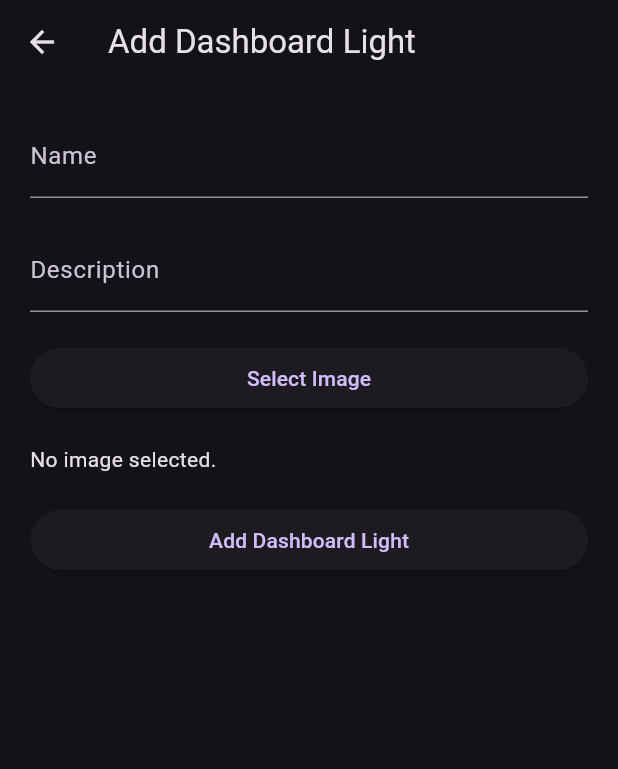
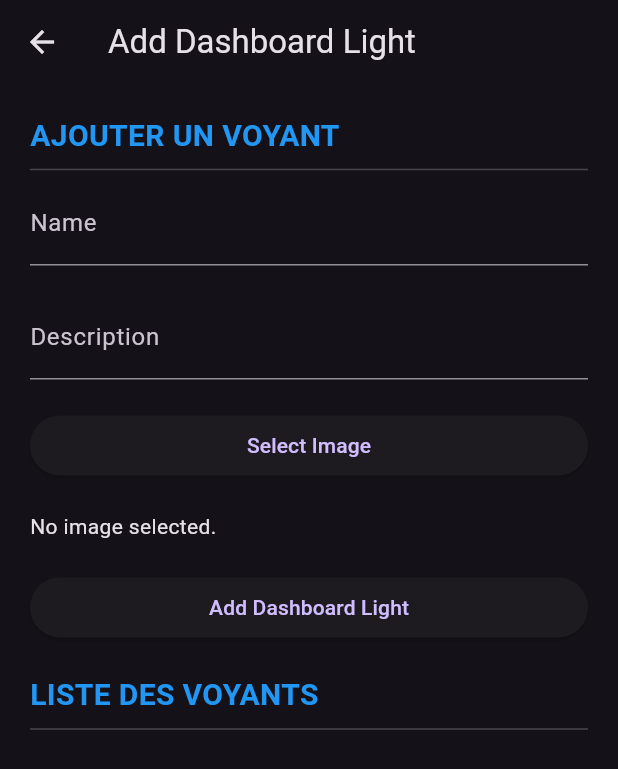
Before and after one commit to Bouamaid-Aymen/Auto-Car--Flutter, a Flutter app: the AddDashboardLightPage screen opened directly, after a tap on "Add Dashboard Light", on a phone screen of 412 x 824 dp. Shown: the top 769 px of the screen. Run offline on Flutter 3.47's test engine with Material 3 defaults, Android fonts, the phone set to English and light mode, and no system bars; our stand-ins replace get, image_picker, lottie, shared_preferences; accounts and stored records are empty; network calls fail.

Commit message:
Afficher & Supprimer VOYANT

```diff
--- a/lib/Adminisrateur/screens/addV.dart
+++ b/lib/Adminisrateur/screens/addV.dart
@@ -14,6 +14,13 @@ class _AddDashboardLightPageState extends State<AddDashboardLightPage> {
   final TextEditingController nameController = TextEditingController();
   final TextEditingController descriptionController = TextEditingController();
   File? _image;
+  List<Voyant> voyants = [];
+
+  @override
+  void initState() {
+    super.initState();
+    fetchVoyants();
+  }
 
   Future getImage() async {
     final picker = ImagePicker();
@@ -39,6 +46,14 @@ class _AddDashboardLightPageState extends State<AddDashboardLightPage> {
         child: Column(
           crossAxisAlignment: CrossAxisAlignment.stretch,
           children: [
+            Text(
+              'AJOUTER UN VOYANT',
+              style: TextStyle(
+                  fontSize: 20,
+                  fontWeight: FontWeight.bold,
+                  color: Colors.blue),
+            ),
+            Divider(),
             TextField(
               controller: nameController,
               decoration: InputDecoration(
@@ -58,11 +73,40 @@ class _AddDashboardLightPageState extends State<AddDashboardLightPage> {
               child: Text('Select Image'),
             ),
             SizedBox(height: 20.0),
-            _image == null ? Text('No image selected.') : Image.file(_image!),
+            _image == null ? Text('No image selected.') : Text(_image!.path),
             SizedBox(height: 20.0),
             ElevatedButton(
               onPressed: addV,
               child: Text('Add Dashboard Light'),
+            ),
+            SizedBox(height: 20.0),
+            Text(
+              'LISTE DES VOYANTS',
+              style: TextStyle(
+                  fontSize: 20,
+                  fontWeight: FontWeight.bold,
+                  color: Colors.blue),
+            ),
+            Divider(),
+            Expanded(
+              child: ListView.builder(
+                itemCount: voyants.length,
+                itemBuilder: (context, index) {
+                  return ListTile(
+                    title: Text(voyants[index].nom),
+                    trailing: IconButton(
+                      icon: Icon(
+                        Icons.delete,
+                        color: Colors.red,
+                      ),
+                      onPressed: () {
+                        deleteVoyant(voyants[index].id);
+                      },
+                    ),
+                    onTap: () {},
+                  );
+                },
+              ),
             ),
           ],
         ),
@@ -84,9 +128,62 @@ class _AddDashboardLightPageState extends State<AddDashboardLightPage> {
     print(response.body);
     if (response.statusCode == 201) {
       showSuccessMessage(context, message: "Création validée");
+      // Actualiser la liste des voyants après l'ajout
+      fetchVoyants();
     } else {
       print(response.statusCode);
       showErroMessage(context, message: "Échec de la création");
     }
   }
+
+  Future<void> fetchVoyants() async {
+    final response =
+        await http.get(Uri.parse('http://localhost:3000/car/voyant'));
+    if (response.statusCode == 200) {
+      final List<dynamic> responseData = jsonDecode(response.body);
+      setState(() {
+        voyants = responseData.map((data) => Voyant.fromJson(data)).toList();
+      });
+    } else {
+      throw Exception('Failed to load voyants');
+    }
+  }
+
+  Future<void> deleteVoyant(int id) async {
+    final uri = Uri.parse('http://localhost:3000/car/$id/voyant');
+    final response = await http.delete(uri);
+    if (response.statusCode == 200) {
+      // Voyant supprimé avec succès
+      // Actualiser la liste des voyants après la suppression
+      fetchVoyants();
+      showSuccessMessage(context, message: 'Voyant supprimé avec succès');
+    } else {
+      // Échec de la suppression du voyant
+      print(response.body);
+      showErroMessage(context, message: 'Échec de la suppression du voyant');
+    }
+  }
 }
+
+class Voyant {
+  final int id;
+  final String nom;
+  final String description;
+  final String image;
+
+  Voyant({
+    required this.id,
+    required this.nom,
+    required this.description,
+    required this.image,
+  });
+
+  factory Voyant.fromJson(Map<String, dynamic> json) {
+    return Voyant(
+      id: json['id'],
+      nom: json['nom'],
+      description: json['description'],
+      image: json['image'],
+    );
+  }
+}
```
Also changed, not shown: lib/screens/Dashboard_Lights.dart (+25 -9 lines), assets/images/Engine-Light-1.jpg (added), assets/images/Voyantbatterie.jpg (added), assets/images/abs.png (added), assets/images/art-motorlampje.png (added), assets/images/frein.jpeg (added), assets/images/téléchargement (1).png (added), assets/images/voyant d'huile.jpeg (added), assets/images/voyant-anti-brouillard-arriere.jpg (added).
